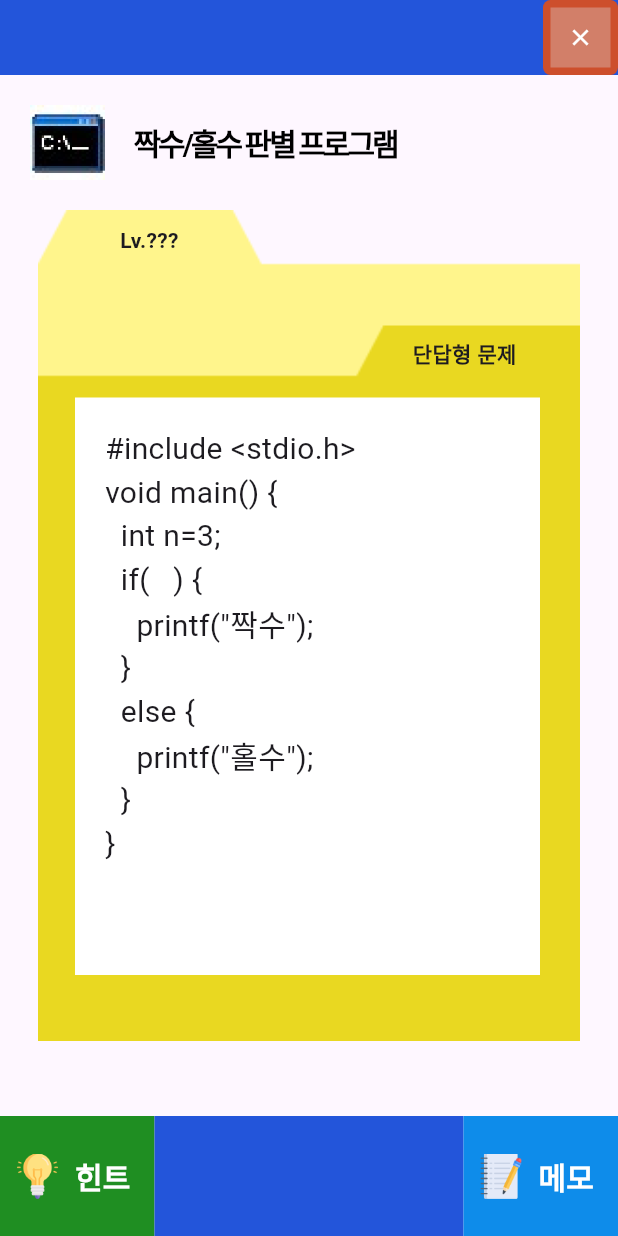
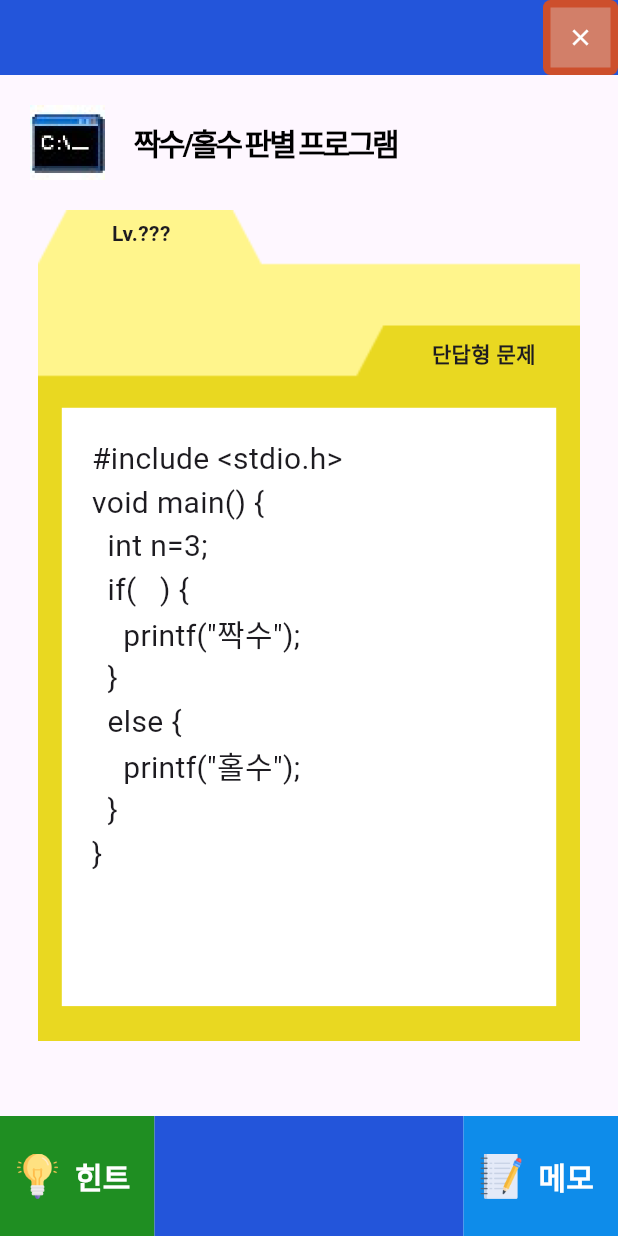
Before and after one commit to CarniRabbit/coding_cow_app, a Flutter app: the screen it shows after launch, after a tap on "오늘의 코딩", on a phone screen of 412 x 824 dp. Run offline on Flutter 3.47's test engine with Material 3 defaults, Android fonts, the phone set to English and light mode, and no system bars; Roboto replaces fonts that are missing (NanumCoding).

Commit message:
repair problem page layout

```diff
--- a/lib/widgets/problem_body.dart
+++ b/lib/widgets/problem_body.dart
@@ -4,19 +4,12 @@ class Problem_Body extends StatelessWidget {
   @override
   Widget build(BuildContext context) {
     return Expanded( // problem body
+      child: Container( // background of problem body
         child: Stack(
           children: [
             Container(
-            decoration: BoxDecoration(
-              image: DecorationImage(
-                image: AssetImage('icon/problem_bg.png'),
-                fit: BoxFit.contain,
-              ),
-            ),
-          ),
-          Positioned( // level
-            top: 10,
-            left: 80,
+              alignment: FractionalOffset(0.2, 0.01),
+              child: FractionallySizedBox( // level
                 child: Text(
                   "Lv.???",
                   style: TextStyle(
@@ -24,21 +17,23 @@ class Problem_Body extends StatelessWidget {
                   ),
                 ),
               ), // end of level
-          Positioned( // problem type
-            top: 85,
-            left: 275,
+            ),
+            Container( // problem type
+              alignment: FractionalOffset(0.84, 0.16),
+              child: FractionallySizedBox(
                 child: Text(
                   "단답형 문제",
                   style: TextStyle(
                     fontWeight: FontWeight.bold,
                   ),
                 ),
+              ),
             ), // end of problem type
-          Positioned( // code part
-            top: 125,
-            left: 50,
-            width: 310,
-            height: 385,
+            Container( // code part
+              alignment: FractionalOffset(0.5, 0.85),
+              child: FractionallySizedBox(
+                widthFactor: 0.8,
+                heightFactor: 0.72,
                 child: Container(
                   padding: EdgeInsets.all(20),
                   child: Text(
@@ -54,7 +49,6 @@ void main() {
 }
                 ''',
                     style: TextStyle(
-                  // letterSpacing: -2,
                       fontSize: 20,
                     ),
                   ),
@@ -62,9 +56,17 @@ void main() {
                     color: Colors.white,
                   ),
                 ),
+              ),
             ), // end of code part
           ],
         ),
+        decoration: BoxDecoration(
+          image: DecorationImage(
+            image: AssetImage('icon/problem_bg.png'),
+            fit: BoxFit.contain,
+          ),
+        ),
+      ), // end of background of problem body
     ); // end of problem body
   }
 }
```
Also changed, not shown: UI 디자인 모음.png (added). Lines whose indentation alone changed are shown as unchanged.
